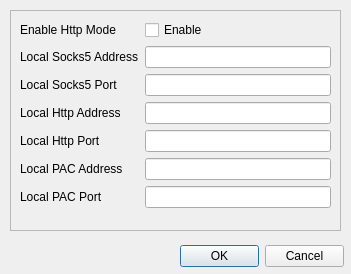
Qt form ui/advancesettingsdialog.ui (Trojan-Qt5/Trojan-Qt5) before a commit.
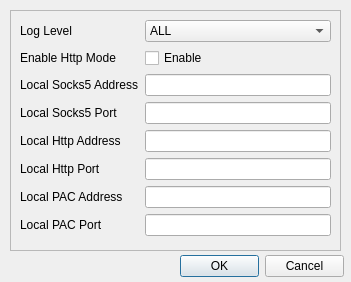
The same form after that commit.

Patch:
```diff
--- a/ui/advancesettingsdialog.ui
+++ b/ui/advancesettingsdialog.ui
@@ -7,7 +7,7 @@
     <x>0</x>
     <y>0</y>
     <width>351</width>
-    <height>274</height>
+    <height>282</height>
    </rect>
   </property>
   <property name="windowTitle">
@@ -19,7 +19,7 @@
      <x>10</x>
      <y>10</y>
      <width>331</width>
-     <height>221</height>
+     <height>241</height>
     </rect>
    </property>
    <property name="frameShape">
@@ -35,99 +35,140 @@
     <property name="formAlignment">
      <set>Qt::AlignLeading|Qt::AlignLeft|Qt::AlignTop</set>
     </property>
-    <item row="1" column="0">
+    <item row="2" column="0">
      <widget class="QLabel" name="socks5AddressLabel">
       <property name="text">
        <string>Local Socks5 Address</string>
       </property>
      </widget>
     </item>
-    <item row="1" column="1">
+    <item row="2" column="1">
      <widget class="QLineEdit" name="socks5Address"/>
     </item>
-    <item row="2" column="0">
+    <item row="3" column="0">
      <widget class="QLabel" name="socks5PortLabel">
       <property name="text">
        <string>Local Socks5 Port</string>
       </property>
      </widget>
     </item>
-    <item row="2" column="1">
+    <item row="3" column="1">
      <widget class="QLineEdit" name="socks5Port"/>
     </item>
-    <item row="3" column="0">
+    <item row="4" column="0">
      <widget class="QLabel" name="httpAddressLabel">
       <property name="text">
        <string>Local Http Address</string>
       </property>
      </widget>
     </item>
-    <item row="3" column="1">
+    <item row="4" column="1">
      <widget class="QLineEdit" name="httpAddress">
       <property name="inputMethodHints">
        <set>Qt::ImhDigitsOnly|Qt::ImhPreferNumbers</set>
       </property>
      </widget>
     </item>
-    <item row="4" column="0">
+    <item row="5" column="0">
      <widget class="QLabel" name="httpPortLabel">
       <property name="text">
        <string>Local Http Port</string>
       </property>
      </widget>
     </item>
-    <item row="4" column="1">
+    <item row="5" column="1">
      <widget class="QLineEdit" name="httpPort">
       <property name="inputMethodHints">
        <set>Qt::ImhNone</set>
       </property>
      </widget>
     </item>
-    <item row="5" column="0">
+    <item row="6" column="0">
      <widget class="QLabel" name="pacAddressLabel">
       <property name="text">
        <string>Local PAC Address</string>
       </property>
      </widget>
     </item>
-    <item row="5" column="1">
+    <item row="6" column="1">
      <widget class="QLineEdit" name="pacAddress"/>
     </item>
-    <item row="6" column="0">
+    <item row="7" column="0">
      <widget class="QLabel" name="pacPortLabel">
       <property name="text">
        <string>Local PAC Port</string>
       </property>
      </widget>
     </item>
-    <item row="6" column="1">
+    <item row="7" column="1">
      <widget class="QLineEdit" name="pacPort">
       <property name="inputMethodHints">
        <set>Qt::ImhDigitsOnly|Qt::ImhPreferNumbers</set>
       </property>
      </widget>
     </item>
-    <item row="0" column="0">
-     <widget class="QLabel" name="label">
+    <item row="1" column="0">
+     <widget class="QLabel" name="enableHttpMpdeLabel">
       <property name="text">
        <string>Enable Http Mode</string>
       </property>
      </widget>
     </item>
-    <item row="0" column="1">
+    <item row="1" column="1">
      <widget class="QCheckBox" name="httpModeCheckBox">
       <property name="text">
        <string>Enable</string>
       </property>
      </widget>
     </item>
+    <item row="0" column="0">
+     <widget class="QLabel" name="logLevelLabel">
+      <property name="text">
+       <string>Log Level</string>
+      </property>
+     </widget>
+    </item>
+    <item row="0" column="1">
+     <widget class="QComboBox" name="logLevelComboBox">
+      <item>
+       <property name="text">
+        <string>ALL</string>
+       </property>
+      </item>
+      <item>
+       <property name="text">
+        <string>INFO</string>
+       </property>
+      </item>
+      <item>
+       <property name="text">
+        <string>WARN</string>
+       </property>
+      </item>
+      <item>
+       <property name="text">
+        <string>ERROR</string>
+       </property>
+      </item>
+      <item>
+       <property name="text">
+        <string>FATAL</string>
+       </property>
+      </item>
+      <item>
+       <property name="text">
+        <string>OFF</string>
+       </property>
+      </item>
+     </widget>
+    </item>
    </layout>
   </widget>
   <widget class="QDialogButtonBox" name="buttonBox">
    <property name="geometry">
     <rect>
      <x>180</x>
-     <y>240</y>
+     <y>250</y>
      <width>164</width>
      <height>32</height>
     </rect>
```
